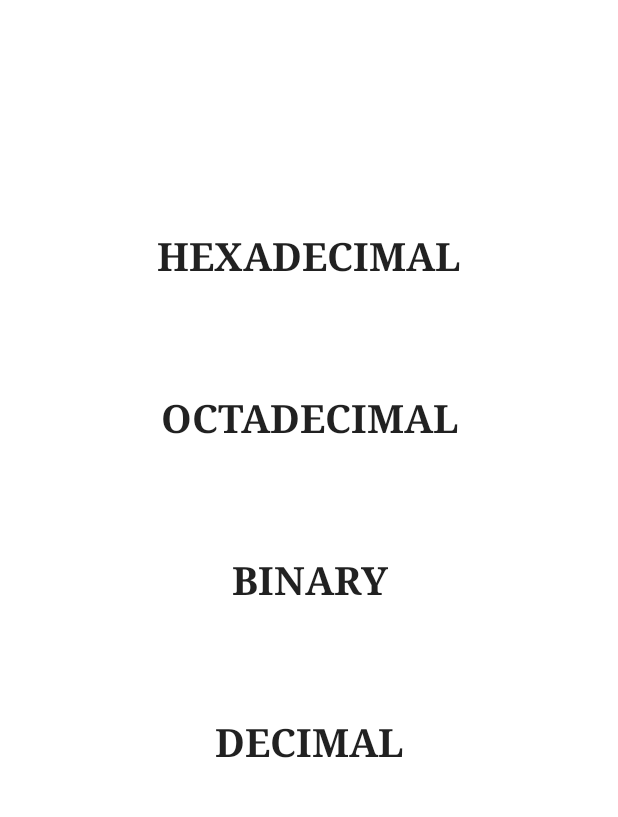
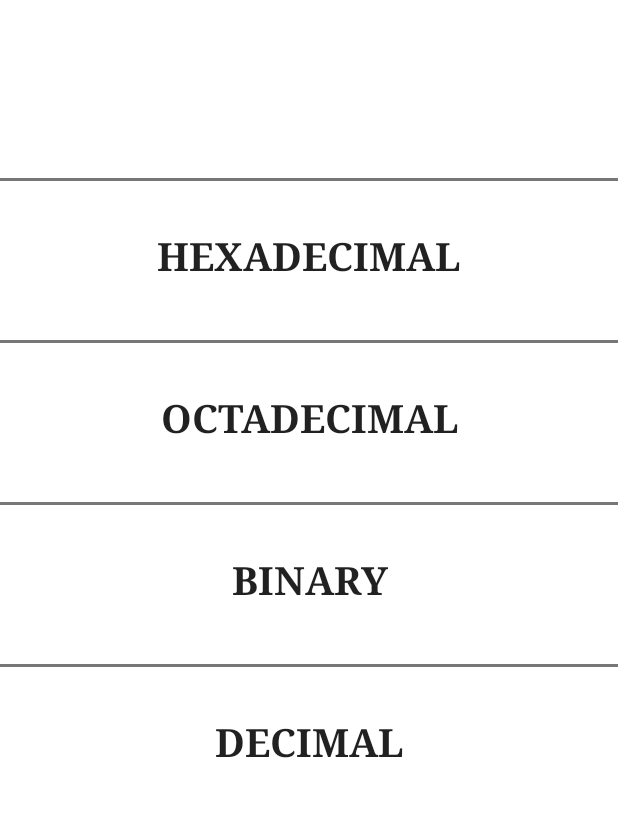
Before and after one commit to johnpatrick23/ProgrammersCalculator, an Android app: the screen it shows after launch (MainActivity), on a phone screen of 412 x 824 dp, the part 407-1224 px from its top. Run offline under Robolectric (Android 15) with nearby library versions, the phone set to English and light mode, and no system bars.

Commit message:
[Update] Main menu layout

```diff
--- a/app/src/main/res/layout/activity_main.xml
+++ b/app/src/main/res/layout/activity_main.xml
@@ -24,6 +24,14 @@
         app:layout_constraintStart_toStartOf="parent"
         app:layout_constraintTop_toTopOf="parent" />
 
+    <FrameLayout
+        android:layout_width="match_parent"
+        android:layout_height="2dp"
+        android:background="#777777"
+        app:layout_constraintBottom_toTopOf="@+id/mButtonBinary"
+        app:layout_constraintEnd_toEndOf="parent"
+        app:layout_constraintStart_toStartOf="parent" />
+
     <Button
         android:id="@+id/mButtonBinary"
         style="@style/Widget.AppCompat.Button.Borderless"
@@ -36,6 +44,14 @@
         android:textStyle="bold"
         android:typeface="serif"
         app:layout_constraintBottom_toTopOf="@+id/mButtonDecimal"
+        app:layout_constraintEnd_toEndOf="parent"
+        app:layout_constraintStart_toStartOf="parent" />
+
+    <FrameLayout
+        android:layout_width="match_parent"
+        android:layout_height="2dp"
+        android:background="#777777"
+        app:layout_constraintBottom_toTopOf="@+id/mButtonOctadecimal"
         app:layout_constraintEnd_toEndOf="parent"
         app:layout_constraintStart_toStartOf="parent" />
 
@@ -55,6 +71,14 @@
         app:layout_constraintHorizontal_bias="0.0"
         app:layout_constraintStart_toStartOf="parent" />
 
+    <FrameLayout
+        android:layout_width="match_parent"
+        android:layout_height="2dp"
+        android:background="#777777"
+        app:layout_constraintBottom_toTopOf="@+id/mButtonHexadecimal"
+        app:layout_constraintEnd_toEndOf="parent"
+        app:layout_constraintStart_toStartOf="parent" />
+
     <Button
         android:id="@+id/mButtonHexadecimal"
         style="@style/Widget.AppCompat.Button.Borderless"
@@ -67,6 +91,14 @@
         android:textStyle="bold"
         android:typeface="serif"
         app:layout_constraintBottom_toTopOf="@+id/mButtonOctadecimal"
+        app:layout_constraintEnd_toEndOf="parent"
+        app:layout_constraintStart_toStartOf="parent" />
+
+    <FrameLayout
+        android:layout_width="match_parent"
+        android:layout_height="2dp"
+        android:background="#777777"
+        app:layout_constraintBottom_toTopOf="@+id/mButtonDecimal"
         app:layout_constraintEnd_toEndOf="parent"
         app:layout_constraintStart_toStartOf="parent" />
 
```
